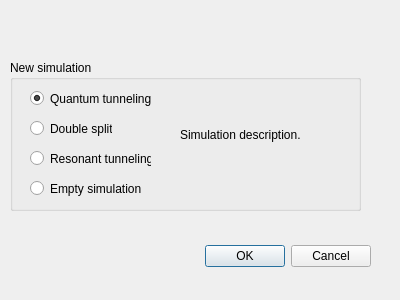
This is newsimdialog.ui in JulienBordaz/SchrodingerSandbox as Qt 5 draws it before an edit. The edited form follows.
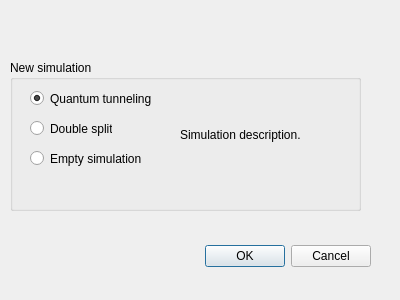
This is the edited form.

Diff of the .ui file:
```diff
--- a/newsimdialog.ui
+++ b/newsimdialog.ui
@@ -70,24 +70,11 @@
      <string>Double split</string>
     </property>
    </widget>
-   <widget class="QRadioButton" name="resonButton">
-    <property name="geometry">
-     <rect>
-      <x>20</x>
-      <y>90</y>
-      <width>121</width>
-      <height>17</height>
-     </rect>
-    </property>
-    <property name="text">
-     <string>Resonant tunneling</string>
-    </property>
-   </widget>
    <widget class="QRadioButton" name="emptyButton">
     <property name="geometry">
      <rect>
       <x>20</x>
-      <y>120</y>
+      <y>90</y>
       <width>121</width>
       <height>17</height>
      </rect>
```
